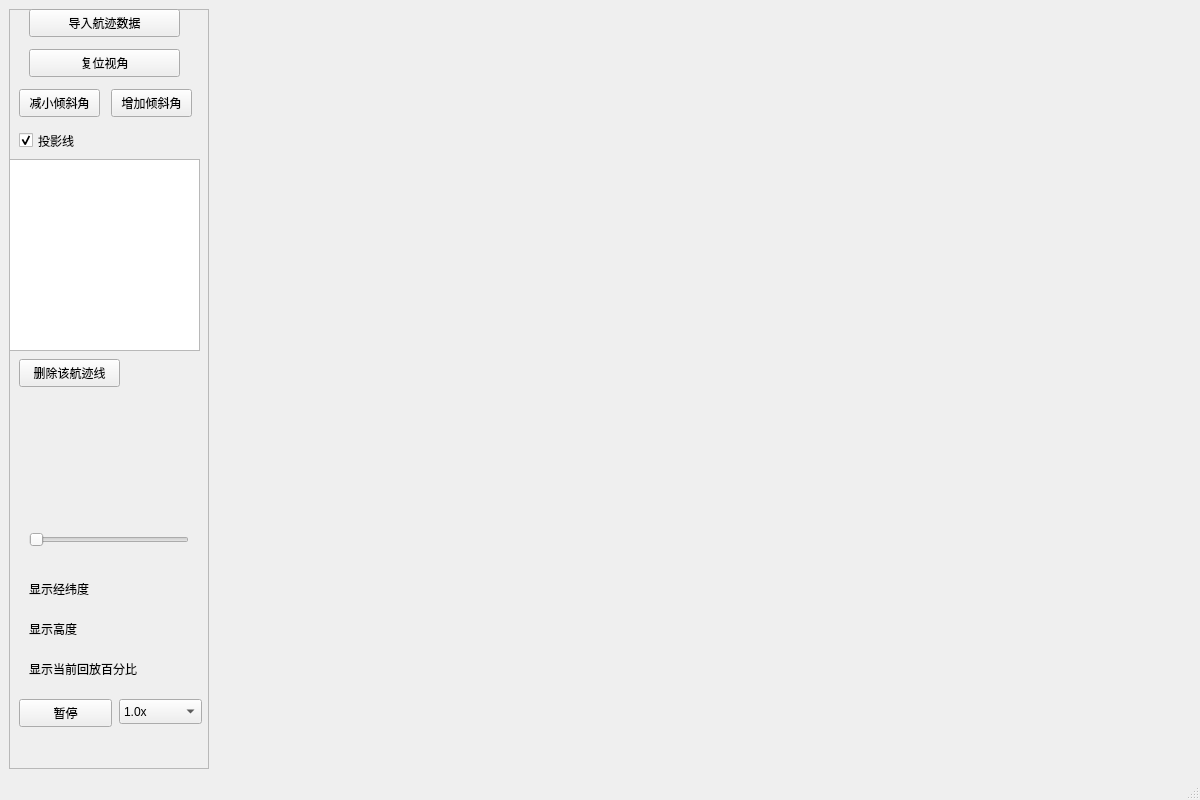
The window that mainwindow.ui (aegean000/OSGEarthUAV3D) describes before a commit, drawn with Qt 5.
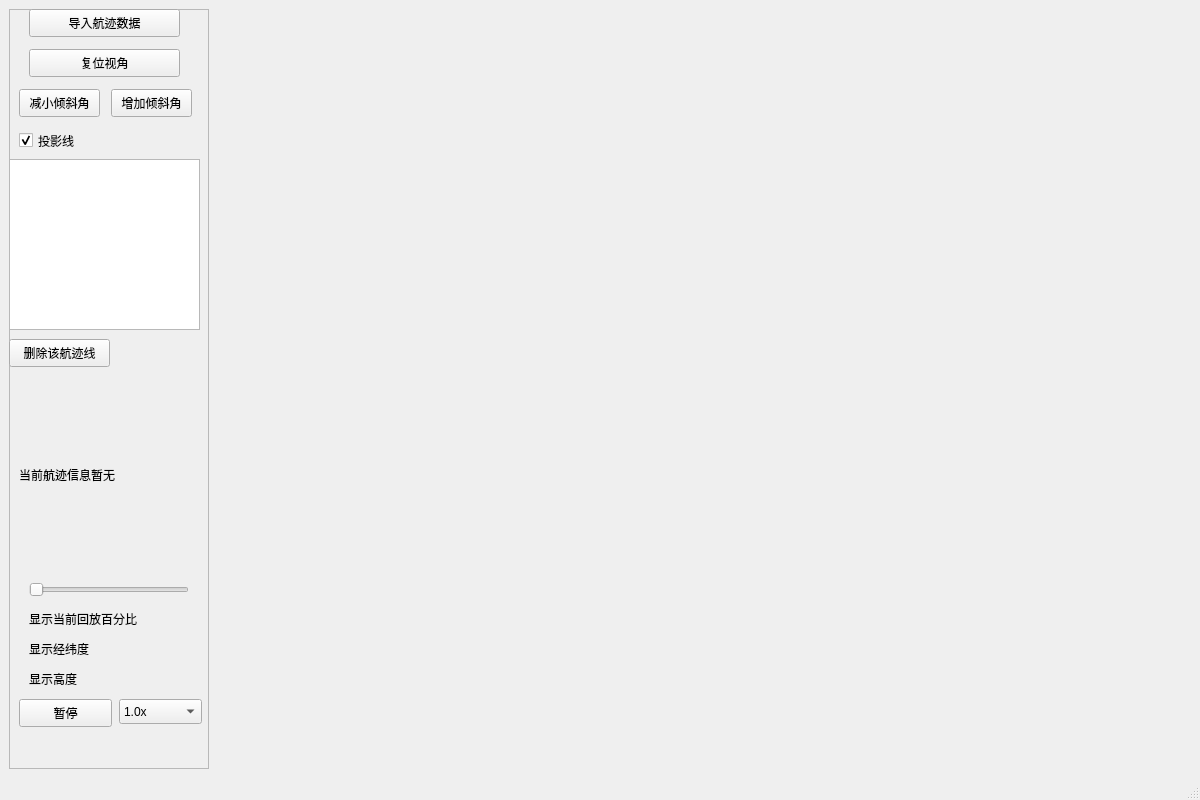
The same window after the commit.

```diff
--- a/mainwindow.ui
+++ b/mainwindow.ui
@@ -52,7 +52,7 @@
        <property name="geometry">
         <rect>
          <x>20</x>
-         <y>520</y>
+         <y>570</y>
          <width>160</width>
          <height>22</height>
         </rect>
@@ -65,7 +65,7 @@
        <property name="geometry">
         <rect>
          <x>20</x>
-         <y>570</y>
+         <y>630</y>
          <width>161</width>
          <height>20</height>
         </rect>
@@ -78,7 +78,7 @@
        <property name="geometry">
         <rect>
          <x>20</x>
-         <y>610</y>
+         <y>660</y>
          <width>151</width>
          <height>20</height>
         </rect>
@@ -91,7 +91,7 @@
        <property name="geometry">
         <rect>
          <x>20</x>
-         <y>650</y>
+         <y>600</y>
          <width>171</width>
          <height>20</height>
         </rect>
@@ -213,15 +213,15 @@
          <x>0</x>
          <y>150</y>
          <width>191</width>
-         <height>192</height>
+         <height>171</height>
         </rect>
        </property>
       </widget>
       <widget class="QPushButton" name="btnDeleteTrack">
        <property name="geometry">
         <rect>
-         <x>10</x>
-         <y>350</y>
+         <x>0</x>
+         <y>330</y>
          <width>101</width>
          <height>28</height>
         </rect>
@@ -230,6 +230,22 @@
         <string>删除该航迹线</string>
        </property>
       </widget>
+      <widget class="QLabel" name="labelTrackInfo">
+       <property name="geometry">
+        <rect>
+         <x>10</x>
+         <y>370</y>
+         <width>181</width>
+         <height>191</height>
+        </rect>
+       </property>
+       <property name="text">
+        <string>当前航迹信息暂无</string>
+       </property>
+       <property name="wordWrap">
+        <bool>true</bool>
+       </property>
+      </widget>
      </widget>
     </item>
     <item>
```
